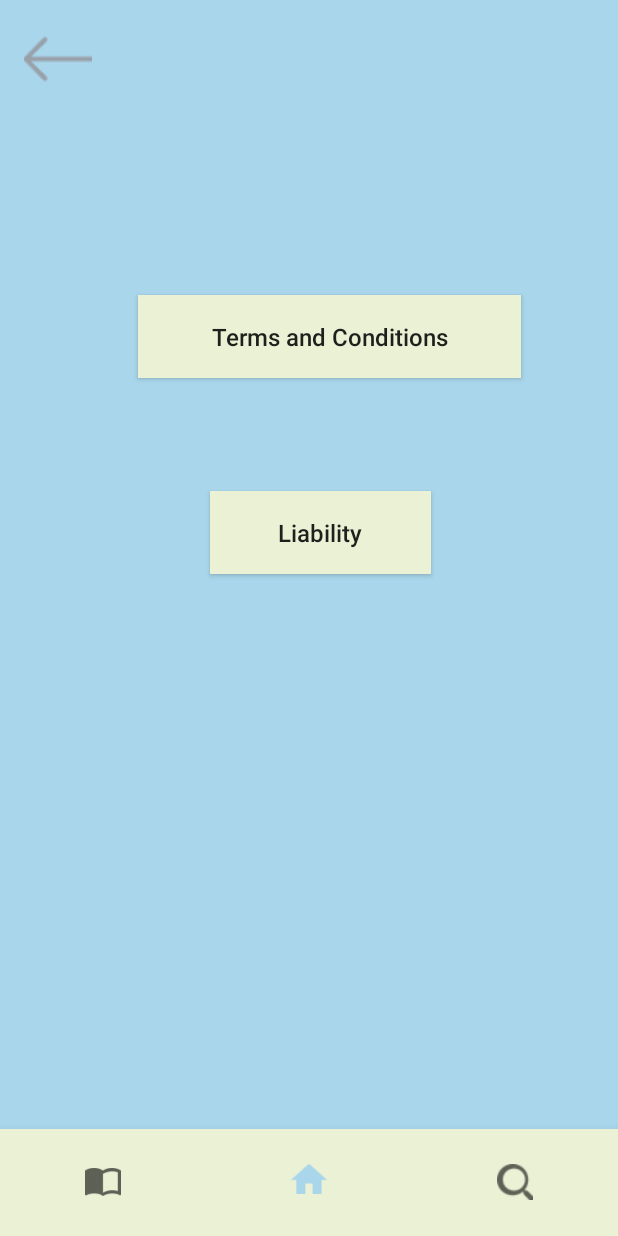
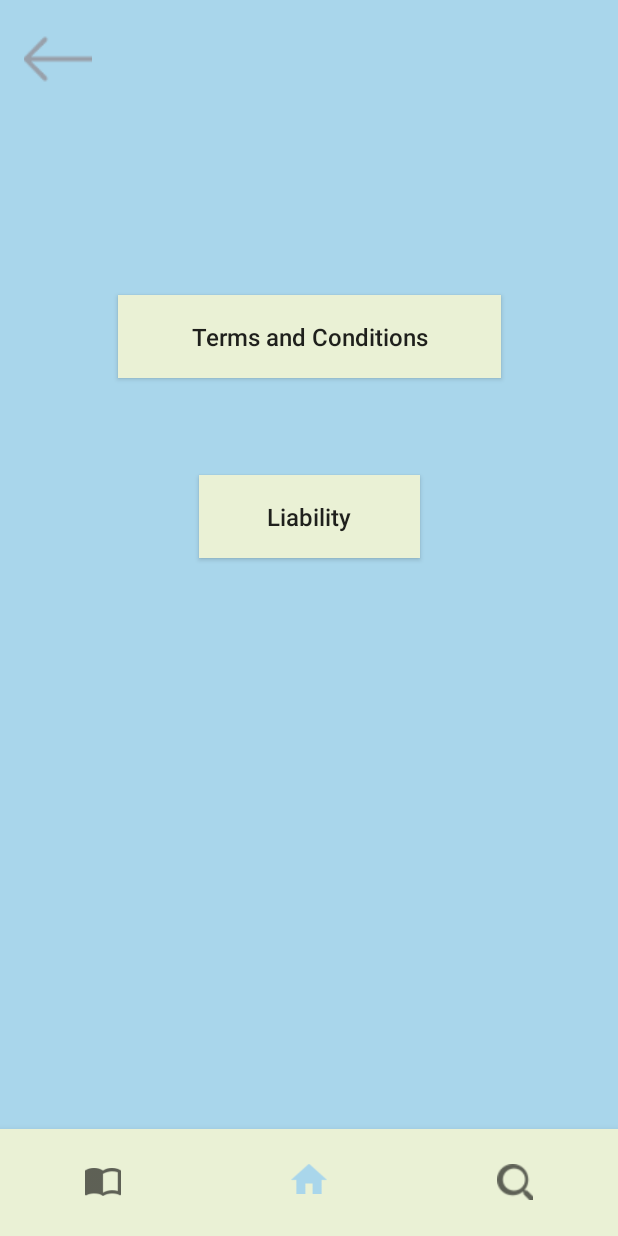
Before and after one commit to EsterChang/DigitalDoctorApp, an Android app: the SettingsActivity screen opened directly, with no data from a screen before it, on a phone screen of 412 x 824 dp. Run offline under Robolectric (Android 15) with nearby library versions, the phone set to English and light mode, and no system bars.

Commit message:
Updated settings page to make button placement better
Fixed button placement issues

```diff
--- a/DigitalDoctor/app/src/main/res/layout/activity_settings.xml
+++ b/DigitalDoctor/app/src/main/res/layout/activity_settings.xml
@@ -42,7 +42,6 @@
         android:id="@+id/terms_and_conditions_button"
         android:layout_width="255dp"
         android:layout_height="55dp"
-        android:layout_marginStart="92dp"
         android:layout_marginTop="8dp"
         android:layout_marginBottom="8dp"
         android:background="@color/colorSecondary"
@@ -51,6 +50,7 @@
         android:textAppearance="@style/TextAppearance.AppCompat.Body2"
         android:textSize="16sp"
         app:layout_constraintBottom_toBottomOf="parent"
+        app:layout_constraintEnd_toEndOf="parent"
         app:layout_constraintStart_toStartOf="parent"
         app:layout_constraintTop_toTopOf="parent"
         app:layout_constraintVertical_bias="0.251" />
@@ -59,8 +59,6 @@
         android:id="@+id/liability_button"
         android:layout_width="147dp"
         android:layout_height="55dp"
-        android:layout_marginStart="140dp"
-        android:layout_marginTop="8dp"
         android:layout_marginBottom="8dp"
         android:background="@color/colorSecondary"
         android:onClick="onShowLiabilityButtonPressed"
@@ -68,9 +66,10 @@
         android:textAppearance="@style/TextAppearance.AppCompat.Body2"
         android:textSize="16sp"
         app:layout_constraintBottom_toBottomOf="parent"
+        app:layout_constraintEnd_toEndOf="parent"
         app:layout_constraintStart_toStartOf="parent"
-        app:layout_constraintTop_toTopOf="parent"
-        app:layout_constraintVertical_bias="0.424" />
+        app:layout_constraintTop_toBottomOf="@+id/terms_and_conditions_button"
+        app:layout_constraintVertical_bias="0.127" />
 
 
 </android.support.constraint.ConstraintLayout>
```
